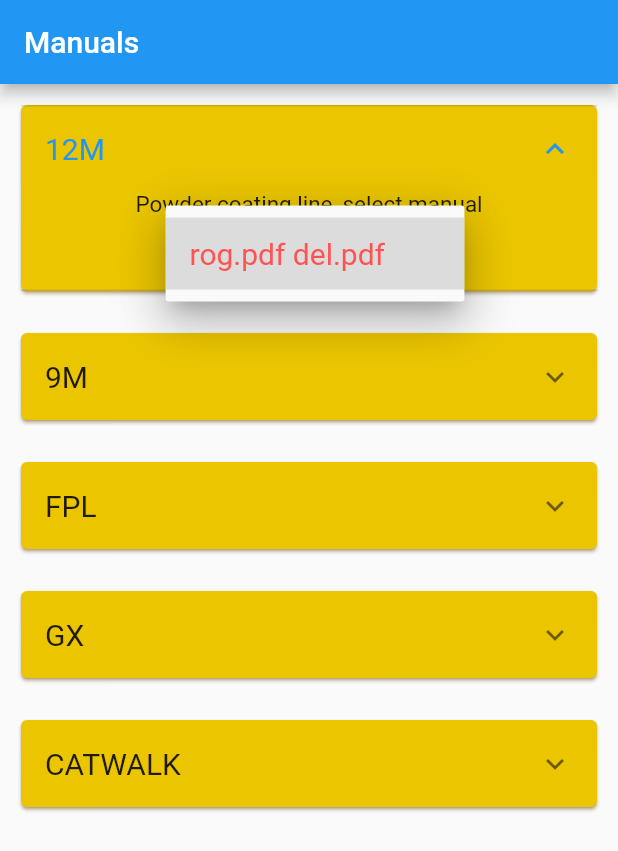
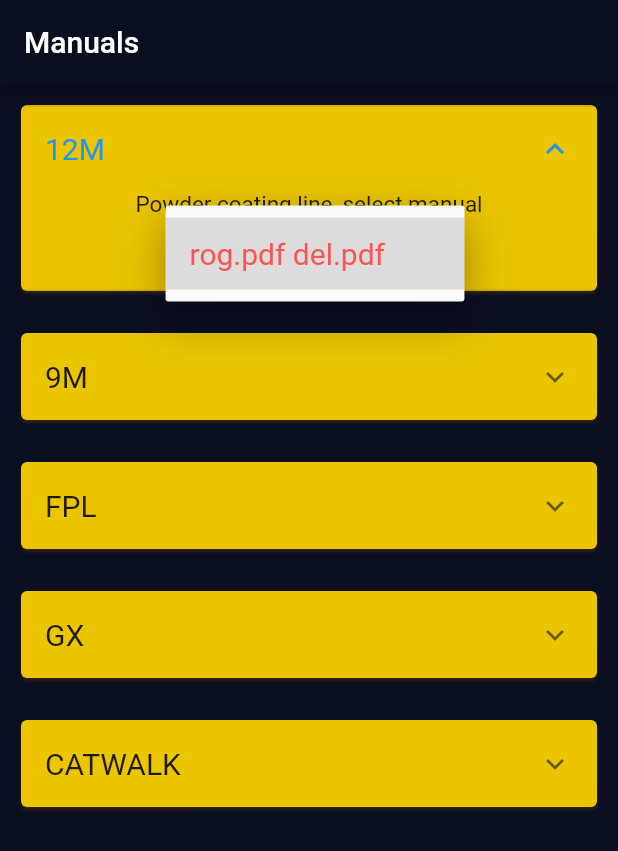
Before and after one commit to vjkxtz/Flutter_pdf, a Flutter app: the screen it shows after launch, after a tap on "12M", after a tap on the "arrow downward" icon, on a phone screen of 412 x 824 dp. Shown: the top 851 px of the screen. Run offline on Flutter 3.47's test engine with Material 2 defaults, Android fonts, the phone set to English and light mode, and no system bars; missing offline and left inert: flutter_pdfview.

Commit message:
Update main.dart

```diff
--- a/lib/main.dart
+++ b/lib/main.dart
@@ -4,6 +4,9 @@ import 'package:manuals/homepage.dart';
 void main(){
   runApp(MaterialApp(
     home: mainpage(),
-    theme: ThemeData.light(),
+    theme: ThemeData.light().copyWith(
+      primaryColor: Color(0xFF0A0E21),
+      scaffoldBackgroundColor: Color(0xFF0A0E21)
+    ),
   ));
 }
```
